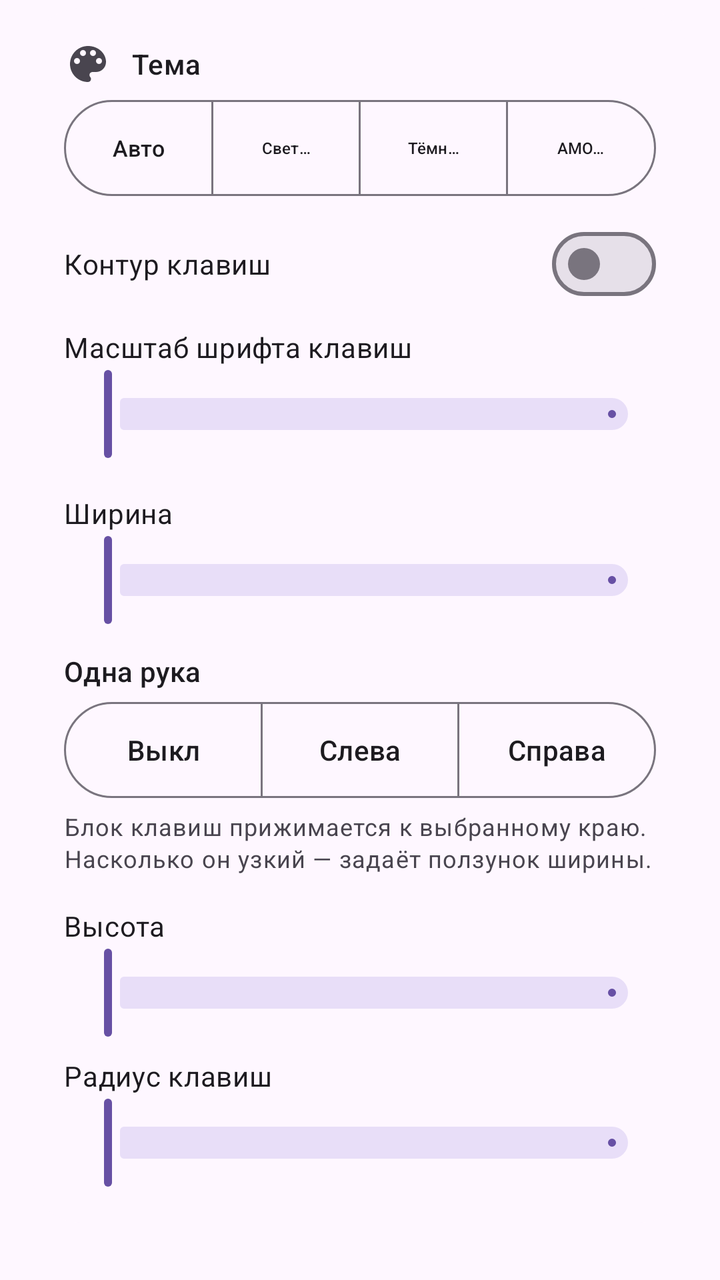
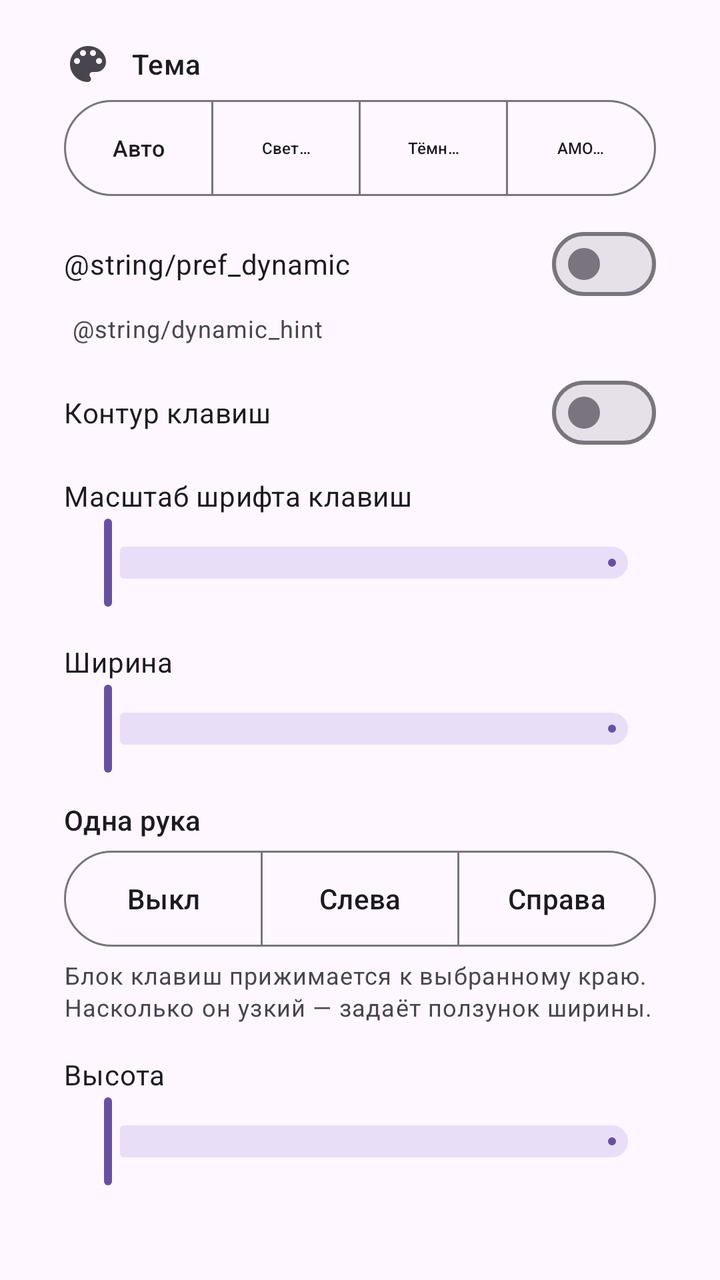

Screens rendered from an Android XML layout before and after an edit, with the pre-edit source and the edit as a unified diff.
<!-- AndroidManifest.xml: application theme Theme.Mogged -->
<!-- res/layout/section_look.xml -->
<?xml version="1.0" encoding="utf-8"?>
<LinearLayout xmlns:android="http://schemas.android.com/apk/res/android"
    xmlns:app="http://schemas.android.com/apk/res-auto"
    android:layout_width="match_parent"
    android:layout_height="wrap_content"
    android:orientation="vertical"
    android:paddingStart="16dp"
    android:paddingEnd="16dp"
    android:paddingBottom="24dp">

    <com.google.android.material.card.MaterialCardView
        android:layout_width="match_parent"
        android:layout_height="wrap_content"
        android:layout_marginTop="4dp"
        app:cardCornerRadius="24dp"
        app:cardElevation="0dp"
        app:strokeWidth="0dp">

        <LinearLayout
            android:layout_width="match_parent"
            android:layout_height="wrap_content"
            android:orientation="vertical"
            android:padding="16dp">

            <LinearLayout
                android:layout_width="match_parent"
                android:layout_height="wrap_content"
                android:gravity="center_vertical"
                android:orientation="horizontal">

                <ImageView
                    android:layout_width="24dp"
                    android:layout_height="24dp"
                    android:contentDescription="@null"
                    android:src="@drawable/ic_nav_look"
                    app:tint="?attr/colorOnSurfaceVariant" />

                <TextView
                    android:layout_width="wrap_content"
                    android:layout_height="wrap_content"
                    android:layout_marginStart="10dp"
                    android:text="@string/theme_title"
                    android:textAppearance="?attr/textAppearanceTitleSmall" />
            </LinearLayout>

            <com.google.android.material.button.MaterialButtonToggleGroup
                android:id="@+id/themeGroup"
                android:layout_width="match_parent"
                android:layout_height="wrap_content"
                android:layout_marginTop="6dp"
                app:selectionRequired="true"
                app:singleSelection="true">

                <com.google.android.material.button.MaterialButton
                    android:id="@+id/themeSystem"
                    style="?attr/materialButtonOutlinedStyle"
                    android:layout_width="0dp"
                    android:layout_height="wrap_content"
                    android:layout_weight="1"
                    android:insetTop="0dp"
                    android:insetBottom="0dp"
                    android:minHeight="48dp"
                    android:text="@string/theme_auto_short"
                    android:textSize="12sp"
                    app:autoSizeMaxTextSize="12sp"
                    app:autoSizeMinTextSize="8sp"
                    app:autoSizeTextType="uniform" />

                <com.google.android.material.button.MaterialButton
                    android:id="@+id/themeLight"
                    style="?attr/materialButtonOutlinedStyle"
                    android:layout_width="0dp"
                    android:layout_height="wrap_content"
                    android:layout_weight="1"
                    android:insetTop="0dp"
                    android:insetBottom="0dp"
                    android:minHeight="48dp"
                    android:text="@string/theme_light"
                    android:textSize="12sp"
                    app:autoSizeMaxTextSize="12sp"
                    app:autoSizeMinTextSize="8sp"
                    app:autoSizeTextType="uniform" />

                <com.google.android.material.button.MaterialButton
                    android:id="@+id/themeDark"
                    style="?attr/materialButtonOutlinedStyle"
                    android:layout_width="0dp"
                    android:layout_height="wrap_content"
                    android:layout_weight="1"
                    android:insetTop="0dp"
                    android:insetBottom="0dp"
                    android:minHeight="48dp"
                    android:text="@string/theme_dark"
                    android:textSize="12sp"
                    app:autoSizeMaxTextSize="12sp"
                    app:autoSizeMinTextSize="8sp"
                    app:autoSizeTextType="uniform" />

                <com.google.android.material.button.MaterialButton
                    android:id="@+id/themeAmoled"
                    style="?attr/materialButtonOutlinedStyle"
                    android:layout_width="0dp"
                    android:layout_height="wrap_content"
                    android:layout_weight="1"
                    android:insetTop="0dp"
                    android:insetBottom="0dp"
                    android:minHeight="48dp"
                    android:text="@string/theme_amoled_short"
                    android:textSize="12sp"
                    app:autoSizeMaxTextSize="12sp"
                    app:autoSizeMinTextSize="8sp"
                    app:autoSizeTextType="uniform" />
            </com.google.android.material.button.MaterialButtonToggleGroup>

            <com.google.android.material.materialswitch.MaterialSwitch
                android:id="@+id/swOutline"
                android:layout_width="match_parent"
                android:layout_height="wrap_content"
                android:layout_marginTop="10dp"
                android:minHeight="48dp"
                android:text="@string/pref_key_outline" />

            <LinearLayout
                android:layout_width="match_parent"
                android:layout_height="wrap_content"
                android:layout_marginTop="8dp"
                android:gravity="center_vertical"
                android:orientation="horizontal">

                <TextView
                    android:layout_width="0dp"
                    android:layout_height="wrap_content"
                    android:layout_weight="1"
                    android:text="@string/font_scale_label"
                    android:textAppearance="?attr/textAppearanceBodyMedium" />

                <TextView
                    android:id="@+id/fontScaleValue"
                    android:layout_width="wrap_content"
                    android:layout_height="wrap_content"
                    android:textAppearance="?attr/textAppearanceBodyMedium"
                    android:textColor="?attr/colorOnSurfaceVariant" />
            </LinearLayout>

            <com.google.android.material.slider.Slider
                android:id="@+id/sldFontScale"
                android:layout_width="match_parent"
                android:layout_height="wrap_content" />

            <LinearLayout
                android:layout_width="match_parent"
                android:layout_height="wrap_content"
                android:layout_marginTop="16dp"
                android:gravity="center_vertical"
                android:orientation="horizontal">

                <TextView
                    android:layout_width="0dp"
                    android:layout_height="wrap_content"
                    android:layout_weight="1"
                    android:text="@string/width_label"
                    android:textAppearance="?attr/textAppearanceBodyMedium" />

                <TextView
                    android:id="@+id/widthValue"
                    android:layout_width="wrap_content"
                    android:layout_height="wrap_content"
                    android:textAppearance="?attr/textAppearanceBodyMedium"
                    android:textColor="?attr/colorOnSurfaceVariant" />
            </LinearLayout>

            <com.google.android.material.slider.Slider
                android:id="@+id/sldWidth"
                android:layout_width="match_parent"
                android:layout_height="wrap_content" />

            <TextView
                android:layout_width="wrap_content"
                android:layout_height="wrap_content"
                android:layout_marginTop="12dp"
                android:text="@string/onehand_title"
                android:textAppearance="?attr/textAppearanceTitleSmall" />

            <com.google.android.material.button.MaterialButtonToggleGroup
                android:id="@+id/oneHandGroup"
                android:layout_width="match_parent"
                android:layout_height="wrap_content"
                android:layout_marginTop="6dp"
                app:selectionRequired="true"
                app:singleSelection="true">

                <com.google.android.material.button.MaterialButton
                    android:id="@+id/oneHandOff"
                    style="?attr/materialButtonOutlinedStyle"
                    android:layout_width="0dp"
                    android:layout_height="wrap_content"
                    android:layout_weight="1"
                    android:insetTop="0dp"
                    android:insetBottom="0dp"
                    android:minHeight="48dp"
                    android:text="@string/onehand_off" />

                <com.google.android.material.button.MaterialButton
                    android:id="@+id/oneHandLeft"
                    style="?attr/materialButtonOutlinedStyle"
                    android:layout_width="0dp"
                    android:layout_height="wrap_content"
                    android:layout_weight="1"
                    android:insetTop="0dp"
                    android:insetBottom="0dp"
                    android:minHeight="48dp"
                    android:text="@string/onehand_left" />

                <com.google.android.material.button.MaterialButton
                    android:id="@+id/oneHandRight"
                    style="?attr/materialButtonOutlinedStyle"
                    android:layout_width="0dp"
                    android:layout_height="wrap_content"
                    android:layout_weight="1"
                    android:insetTop="0dp"
                    android:insetBottom="0dp"
                    android:minHeight="48dp"
                    android:text="@string/onehand_right" />
            </com.google.android.material.button.MaterialButtonToggleGroup>

            <TextView
                android:layout_width="match_parent"
                android:layout_height="wrap_content"
                android:layout_marginTop="6dp"
                android:text="@string/onehand_hint"
                android:textAppearance="?attr/textAppearanceBodySmall"
                android:textColor="?attr/colorOnSurfaceVariant" />

            <LinearLayout
                android:layout_width="match_parent"
                android:layout_height="wrap_content"
                android:layout_marginTop="16dp"
                android:gravity="center_vertical"
                android:orientation="horizontal">

                <TextView
                    android:layout_width="0dp"
                    android:layout_height="wrap_content"
                    android:layout_weight="1"
                    android:text="@string/height_label"
                    android:textAppearance="?attr/textAppearanceBodyMedium" />

                <TextView
                    android:id="@+id/heightValue"
                    android:layout_width="wrap_content"
                    android:layout_height="wrap_content"
                    android:textAppearance="?attr/textAppearanceBodyMedium"
                    android:textColor="?attr/colorOnSurfaceVariant" />
            </LinearLayout>

            <com.google.android.material.slider.Slider
                android:id="@+id/sldHeight"
                android:layout_width="match_parent"
                android:layout_height="wrap_content" />

            <LinearLayout
                android:layout_width="match_parent"
                android:layout_height="wrap_content"
                android:layout_marginTop="8dp"
                android:gravity="center_vertical"
                android:orientation="horizontal">

                <TextView
                    android:layout_width="0dp"
                    android:layout_height="wrap_content"
                    android:layout_weight="1"
                    android:text="@string/radius_label"
                    android:textAppearance="?attr/textAppearanceBodyMedium" />

                <TextView
                    android:id="@+id/radiusValue"
                    android:layout_width="wrap_content"
                    android:layout_height="wrap_content"
                    android:textAppearance="?attr/textAppearanceBodyMedium"
                    android:textColor="?attr/colorOnSurfaceVariant" />
            </LinearLayout>

            <com.google.android.material.slider.Slider
                android:id="@+id/sldRadius"
                android:layout_width="match_parent"
                android:layout_height="wrap_content" />
        </LinearLayout>
    </com.google.android.material.card.MaterialCardView>

    
    <com.google.android.material.card.MaterialCardView
        android:layout_width="match_parent"
        android:layout_height="wrap_content"
        android:layout_marginTop="12dp"
        app:cardCornerRadius="24dp"
        app:cardElevation="0dp"
        app:strokeWidth="0dp">

        <LinearLayout
            android:layout_width="match_parent"
            android:layout_height="wrap_content"
            android:orientation="vertical"
            android:padding="16dp">

            <LinearLayout
                android:layout_width="match_parent"
                android:layout_height="wrap_content"
                android:gravity="center_vertical"
                android:orientation="horizontal">

                <ImageView
                    android:layout_width="24dp"
                    android:layout_height="24dp"
                    android:contentDescription="@null"
                    android:src="@drawable/ic_nav_input"
                    app:tint="?attr/colorOnSurfaceVariant" />

                <TextView
                    android:layout_width="wrap_content"
                    android:layout_height="wrap_content"
                    android:layout_marginStart="10dp"
                    android:text="@string/preview_title"
                    android:textAppearance="?attr/textAppearanceTitleSmall" />
            </LinearLayout>

            <com.mogged.keyboard.MiniKeyboardPreview
                android:id="@+id/miniPreview"
                android:layout_width="match_parent"
                android:layout_height="112dp"
                android:layout_marginTop="10dp"
                android:contentDescription="@string/preview_desc" />
        </LinearLayout>
    </com.google.android.material.card.MaterialCardView>

    <Button
        android:id="@+id/btnResetLook"
        style="?attr/materialButtonOutlinedStyle"
        android:layout_width="match_parent"
        android:layout_height="wrap_content"
        android:layout_marginTop="12dp"
        android:minHeight="48dp"
        android:text="@string/reset_section" />
</LinearLayout>
<!-- resources referenced by this layout -->
<resources>
  <!-- drawable ic_nav_input (drawable) -->
  <?xml version="1.0" encoding="utf-8"?>
  <vector xmlns:android="http://schemas.android.com/apk/res/android"
      android:width="24dp"
      android:height="24dp"
      android:viewportWidth="24"
      android:viewportHeight="24">
      <path
          android:fillColor="#FFFFFFFF"
          android:pathData="M20,5H4c-1.1,0 -1.99,0.9 -1.99,2L2,17c0,1.1 0.9,2 2,2h16c1.1,0 2,-0.9 2,-2V7c0,-1.1 -0.9,-2 -2,-2zM11,8h2v2h-2V8zM11,11h2v2h-2v-2zM8,8h2v2H8V8zM8,11h2v2H8v-2zM7,13H5v-2h2v2zM7,10H5V8h2v2zM16,17H8v-2h8v2zM16,13h-2v-2h2v2zM16,10h-2V8h2v2zM19,13h-2v-2h2v2zM19,10h-2V8h2v2z" />
  </vector>
  <!-- drawable ic_nav_look (drawable) -->
  <?xml version="1.0" encoding="utf-8"?>
  <vector xmlns:android="http://schemas.android.com/apk/res/android"
      android:width="24dp"
      android:height="24dp"
      android:viewportWidth="24"
      android:viewportHeight="24">
      <path
          android:fillColor="#FFFFFFFF"
          android:pathData="M12,3c-4.97,0 -9,4.03 -9,9s4.03,9 9,9c0.83,0 1.5,-0.67 1.5,-1.5 0,-0.39 -0.15,-0.74 -0.39,-1.01 -0.23,-0.26 -0.38,-0.61 -0.38,-0.99 0,-0.83 0.67,-1.5 1.5,-1.5H16c2.76,0 5,-2.24 5,-5 0,-4.42 -4.03,-8 -9,-8zM6.5,12C5.67,12 5,11.33 5,10.5S5.67,9 6.5,9 8,9.67 8,10.5 7.33,12 6.5,12zM9.5,8C8.67,8 8,7.33 8,6.5S8.67,5 9.5,5s1.5,0.67 1.5,1.5S10.33,8 9.5,8zM14.5,8c-0.83,0 -1.5,-0.67 -1.5,-1.5S13.67,5 14.5,5s1.5,0.67 1.5,1.5S15.33,8 14.5,8zM17.5,12c-0.83,0 -1.5,-0.67 -1.5,-1.5S16.67,9 17.5,9s1.5,0.67 1.5,1.5 -0.67,1.5 -1.5,1.5z" />
  </vector>
  <string name="font_scale_label">Масштаб шрифта клавиш</string>
  <string name="height_label">Высота</string>
  <string name="onehand_hint">Блок клавиш прижимается к выбранному краю. Насколько он узкий — задаёт ползунок ширины.</string>
  <string name="onehand_left">Слева</string>
  <string name="onehand_off">Выкл</string>
  <string name="onehand_right">Справа</string>
  <string name="onehand_title">Одна рука</string>
  <string name="pref_key_outline">Контур клавиш</string>
  <string name="preview_desc">Мини-предпросмотр клавиатуры</string>
  <string name="preview_title">Предпросмотр</string>
  <string name="radius_label">Радиус клавиш</string>
  <string name="reset_section">Сбросить раздел</string>
  <string name="theme_amoled_short">AMOLED</string>
  <string name="theme_auto_short">Авто</string>
  <string name="theme_dark">Тёмная</string>
  <string name="theme_light">Светлая</string>
  <string name="theme_title">Тема</string>
  <string name="width_label">Ширина</string>
  <style name="Theme.Mogged" parent="Theme.Material3.DayNight.NoActionBar">
          <item name="android:statusBarColor">@android:color/transparent</item>
          <item name="android:navigationBarColor">@android:color/transparent</item>
      </style>
</resources>

<!-- the commit's change to res/layout/section_look.xml (unified diff, before → after) -->
@@ -113,6 +113,24 @@
             </com.google.android.material.button.MaterialButtonToggleGroup>
 
             <com.google.android.material.materialswitch.MaterialSwitch
+                android:id="@+id/swDynamic"
+                android:layout_width="match_parent"
+                android:layout_height="wrap_content"
+                android:layout_marginTop="10dp"
+                android:minHeight="48dp"
+                android:text="@string/pref_dynamic" />
+
+            <TextView
+                android:id="@+id/dynamicHint"
+                android:layout_width="match_parent"
+                android:layout_height="wrap_content"
+                android:paddingStart="4dp"
+                android:paddingEnd="4dp"
+                android:text="@string/dynamic_hint"
+                android:textAppearance="?attr/textAppearanceBodySmall"
+                android:textColor="?attr/colorOnSurfaceVariant" />
+
+            <com.google.android.material.materialswitch.MaterialSwitch
                 android:id="@+id/swOutline"
                 android:layout_width="match_parent"
                 android:layout_height="wrap_content"
